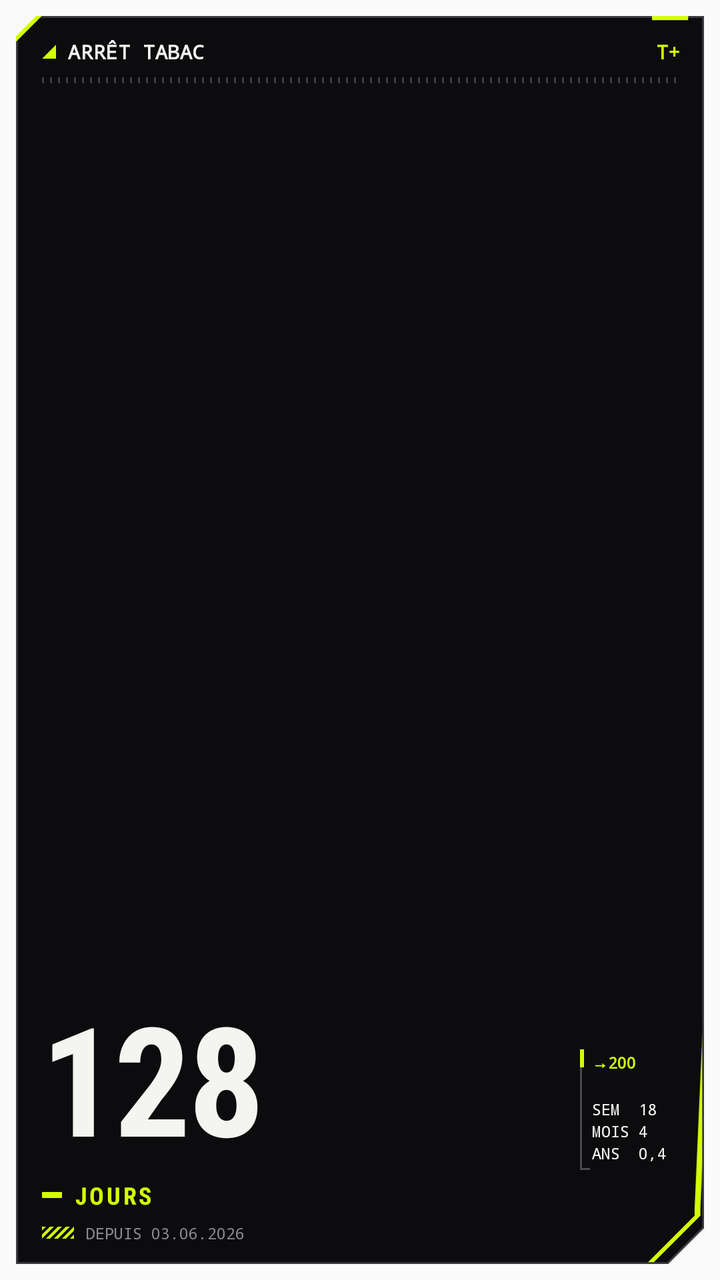
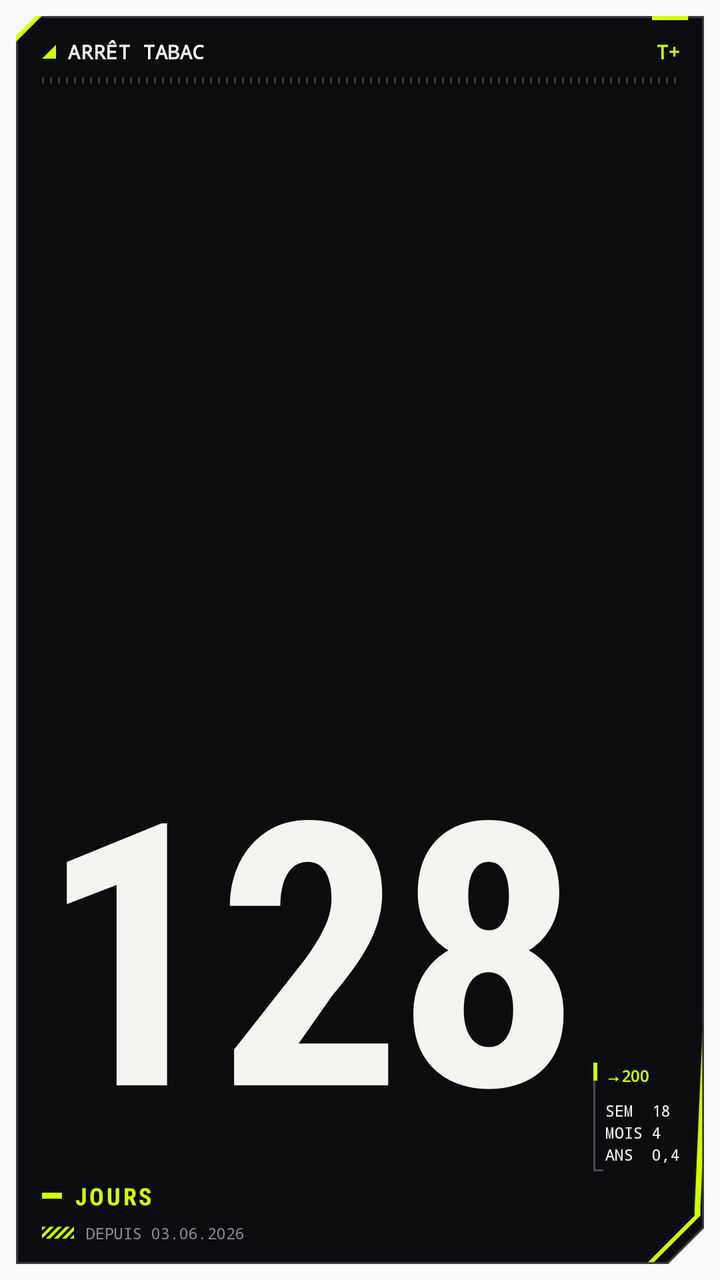

Screens rendered from an Android XML layout before and after an edit, with the pre-edit source and the edit as a unified diff.
<!-- AndroidManifest.xml: application theme AppTheme -->
<!-- res/layout/widget_vectorheart.xml -->
<?xml version="1.0" encoding="utf-8"?>
<FrameLayout xmlns:android="http://schemas.android.com/apk/res/android"
    android:id="@+id/widget_root"
    android:layout_width="match_parent"
    android:layout_height="match_parent"
    android:padding="@dimen/vh_safe_inset">

    
    <LinearLayout
        android:id="@+id/card_body"
        android:layout_width="match_parent"
        android:layout_height="match_parent"
        android:background="@drawable/vh_bg"
        android:orientation="horizontal"
        android:paddingStart="13dp"
        android:paddingTop="11dp"
        android:paddingEnd="12dp"
        android:paddingBottom="10dp">

    <FrameLayout
        android:id="@+id/rail_prev"
        android:layout_width="@dimen/rail_width"
        android:layout_height="match_parent"
        android:contentDescription="@string/arrow_prev"
        android:visibility="gone">

        <ImageView
            android:layout_width="wrap_content"
            android:layout_height="wrap_content"
            android:layout_gravity="center"
            android:importantForAccessibility="no"
            android:src="@drawable/vh_rail_prev" />
    </FrameLayout>

    <LinearLayout
        android:layout_width="0dp"
        android:layout_height="match_parent"
        android:layout_weight="1"
        android:orientation="vertical">

        
        <LinearLayout
            android:layout_width="match_parent"
            android:layout_height="wrap_content"
            android:gravity="center_vertical"
            android:orientation="horizontal">

            <ImageView
                android:layout_width="7dp"
                android:layout_height="7dp"
                android:layout_marginEnd="6dp"
                android:importantForAccessibility="no"
                android:src="@drawable/vh_triangle" />

            <TextView
                android:id="@+id/vh_label"
                android:layout_width="0dp"
                android:layout_height="wrap_content"
                android:layout_weight="1"
                android:ellipsize="end"
                android:fontFamily="monospace"
                android:letterSpacing="0.02"
                android:maxLines="1"
                android:text="ARRÊT TABAC"
                android:textColor="@color/vh_text"
                android:textSize="10sp"
                android:textStyle="bold" />

            <TextView
                android:id="@+id/vh_page"
                android:layout_width="wrap_content"
                android:layout_height="wrap_content"
                android:layout_marginStart="4dp"
                android:fontFamily="monospace"
                android:maxLines="1"
                android:text="02/05"
                android:textColor="@color/vh_text_dim"
                android:textSize="8sp"
                android:visibility="gone" />

            <TextView
                android:id="@+id/vh_sign"
                android:layout_width="wrap_content"
                android:layout_height="wrap_content"
                android:layout_marginStart="6dp"
                android:fontFamily="monospace"
                android:maxLines="1"
                android:text="T+"
                android:textColor="@color/vh_accent"
                android:textSize="10sp"
                android:textStyle="bold" />
        </LinearLayout>

        
        <FrameLayout
            android:id="@+id/vh_ruler"
            android:layout_width="match_parent"
            android:layout_height="3dp"
            android:layout_marginTop="6dp"
            android:background="@drawable/vh_ruler" />

        
        <LinearLayout
            android:layout_width="match_parent"
            android:layout_height="0dp"
            android:layout_weight="1"
            android:orientation="horizontal">

            <TextView
                android:id="@+id/days_number"
                android:layout_width="0dp"
                android:layout_height="match_parent"
                android:layout_weight="1"
                android:autoSizeMaxTextSize="76sp"
                android:autoSizeMinTextSize="20sp"
                android:autoSizeStepGranularity="2sp"
                android:autoSizeTextType="uniform"
                android:fontFamily="sans-serif-condensed"
                android:gravity="bottom|start"
                android:includeFontPadding="false"
                android:letterSpacing="-0.02"
                android:maxLines="1"
                android:text="128"
                android:textColor="@color/vh_text"
                android:textStyle="bold" />

            <LinearLayout
                android:id="@+id/vh_panel"
                android:layout_width="wrap_content"
                android:layout_height="wrap_content"
                android:layout_gravity="bottom"
                android:layout_marginStart="6dp"
                android:layout_marginBottom="2dp"
                android:background="@drawable/vh_panel_bracket"
                android:orientation="vertical"
                android:paddingStart="6dp"
                android:paddingTop="1dp"
                android:paddingBottom="3dp">

                <TextView
                    android:id="@+id/vh_next"
                    android:layout_width="wrap_content"
                    android:layout_height="wrap_content"
                    android:fontFamily="monospace"
                    android:maxLines="1"
                    android:text="→200"
                    android:textColor="@color/vh_accent"
                    android:textSize="8sp"
                    android:textStyle="bold" />

                <ImageView
                    android:id="@+id/vh_gauge"
                    android:layout_width="@dimen/vh_gauge_width"
                    android:layout_height="@dimen/vh_gauge_height"
                    android:layout_marginTop="2dp"
                    android:layout_marginBottom="4dp"
                    android:importantForAccessibility="no"
                    android:scaleType="fitXY" />

                <TextView
                    android:id="@+id/vh_weeks"
                    android:layout_width="wrap_content"
                    android:layout_height="wrap_content"
                    android:fontFamily="monospace"
                    android:maxLines="1"
                    android:text="SEM  18"
                    android:textColor="@color/vh_text"
                    android:textSize="8sp" />

                <TextView
                    android:id="@+id/vh_months"
                    android:layout_width="wrap_content"
                    android:layout_height="wrap_content"
                    android:fontFamily="monospace"
                    android:maxLines="1"
                    android:text="MOIS 4"
                    android:textColor="@color/vh_text"
                    android:textSize="8sp" />

                <TextView
                    android:id="@+id/vh_years"
                    android:layout_width="wrap_content"
                    android:layout_height="wrap_content"
                    android:fontFamily="monospace"
                    android:maxLines="1"
                    android:text="ANS  0,4"
                    android:textColor="@color/vh_text"
                    android:textSize="8sp" />
            </LinearLayout>
        </LinearLayout>

        
        <LinearLayout
            android:layout_width="match_parent"
            android:layout_height="wrap_content"
            android:layout_marginTop="2dp"
            android:gravity="center_vertical"
            android:orientation="horizontal">

            <FrameLayout
                android:layout_width="10dp"
                android:layout_height="3dp"
                android:layout_marginEnd="6dp"
                android:background="@color/vh_accent" />

            <TextView
                android:id="@+id/days_unit"
                android:layout_width="0dp"
                android:layout_height="17dp"
                android:layout_weight="1"
                android:autoSizeMaxTextSize="12sp"
                android:autoSizeMinTextSize="8sp"
                android:autoSizeStepGranularity="0.5sp"
                android:autoSizeTextType="uniform"
                android:fontFamily="sans-serif-condensed"
                android:gravity="center_vertical"
                android:letterSpacing="0.1"
                android:maxLines="1"
                android:text="JOURS"
                android:textColor="@color/vh_accent"
                android:textSize="12sp"
                android:textStyle="bold" />
        </LinearLayout>

        
        <LinearLayout
            android:id="@+id/vh_footer"
            android:layout_width="match_parent"
            android:layout_height="wrap_content"
            android:layout_marginTop="5dp"
            android:gravity="center_vertical"
            android:orientation="horizontal">

            <FrameLayout
                android:layout_width="16dp"
                android:layout_height="6dp"
                android:layout_marginEnd="6dp"
                android:background="@drawable/vh_stripes" />

            <TextView
                android:id="@+id/days_since"
                android:layout_width="0dp"
                android:layout_height="wrap_content"
                android:layout_marginEnd="8dp"
                android:layout_weight="1"
                android:ellipsize="end"
                android:fontFamily="monospace"
                android:maxLines="1"
                android:text="DEPUIS 03.06.2026"
                android:textColor="@color/vh_text_dim"
                android:textSize="8sp" />
        </LinearLayout>
    </LinearLayout>

    <FrameLayout
        android:id="@+id/rail_next"
        android:layout_width="@dimen/rail_width"
        android:layout_height="match_parent"
        android:contentDescription="@string/arrow_next"
        android:visibility="gone">

        <ImageView
            android:layout_width="wrap_content"
            android:layout_height="wrap_content"
            android:layout_gravity="center"
            android:importantForAccessibility="no"
            android:src="@drawable/vh_rail_next" />
    </FrameLayout>
    </LinearLayout>
</FrameLayout>
<!-- resources referenced by this layout -->
<resources>
  <color name="vh_accent">#D4FF00</color>
  <color name="vh_text">#F4F4F0</color>
  <color name="vh_text_dim">#8A8A92</color>
  <dimen name="rail_width">18dp</dimen>
  <dimen name="vh_gauge_height">6dp</dimen>
  <dimen name="vh_gauge_width">44dp</dimen>
  <dimen name="vh_safe_inset">8dp</dimen>
  <!-- drawable vh_panel_bracket (drawable) -->
  <?xml version="1.0" encoding="utf-8"?>
  <layer-list xmlns:android="http://schemas.android.com/apk/res/android">
      <item
          android:width="1dp"
          android:gravity="start|fill_vertical">
          <color android:color="@color/vh_line" />
      </item>
      <item
          android:width="2dp"
          android:height="9dp"
          android:gravity="start|top">
          <color android:color="@color/vh_accent" />
      </item>
      <item
          android:width="5dp"
          android:height="1dp"
          android:gravity="start|bottom">
          <color android:color="@color/vh_line" />
      </item>
  </layer-list>
  <!-- drawable vh_rail_prev (drawable) -->
  <?xml version="1.0" encoding="utf-8"?>
  <vector xmlns:android="http://schemas.android.com/apk/res/android"
      android:width="12dp"
      android:height="44dp"
      android:viewportWidth="12"
      android:viewportHeight="44">
      <path
          android:fillColor="#00000000"
          android:pathData="M6,1 L6,11 M6,33 L6,43"
          android:strokeColor="@color/vh_line"
          android:strokeWidth="1" />
      <path
          android:fillColor="@color/vh_line"
          android:pathData="M4.5,13 h3 v1.5 h-3 Z M4.5,29.5 h3 v1.5 h-3 Z" />
      <path
          android:fillColor="#00000000"
          android:pathData="M8.5,17.5 L4,22 L8.5,26.5"
          android:strokeColor="@color/vh_accent"
          android:strokeLineCap="square"
          android:strokeLineJoin="miter"
          android:strokeWidth="2.2" />
  </vector>
  <!-- drawable vh_ruler (drawable) -->
  <?xml version="1.0" encoding="utf-8"?>
  <bitmap xmlns:android="http://schemas.android.com/apk/res/android"
      android:src="@drawable/vh_ruler_tile"
      android:tileMode="repeat" />
  <!-- drawable vh_stripes (drawable) -->
  <?xml version="1.0" encoding="utf-8"?>
  <bitmap xmlns:android="http://schemas.android.com/apk/res/android"
      android:src="@drawable/vh_stripe_tile"
      android:tileMode="repeat" />
  <!-- drawable vh_triangle (drawable) -->
  <?xml version="1.0" encoding="utf-8"?>
  <vector xmlns:android="http://schemas.android.com/apk/res/android"
      android:width="8dp"
      android:height="8dp"
      android:viewportWidth="8"
      android:viewportHeight="8">
      <path
          android:fillColor="@color/vh_accent"
          android:pathData="M8,0 L8,8 L0,8 Z" />
  </vector>
  <string name="arrow_next">Date suivante</string>
  <string name="arrow_prev">Date précédente</string>
  <style name="AppTheme" parent="android:Theme.Material.Light.NoActionBar">
          <item name="android:colorAccent">@color/brand</item>
          <item name="android:colorPrimary">@color/ic_launcher_bg</item>
          <item name="android:statusBarColor">@android:color/transparent</item>
          <item name="android:windowLightStatusBar">true</item>
      </style>
  <color name="vh_line">#4A4A52</color>
  <color name="brand">#FFB74D</color>
  <color name="ic_launcher_bg">#1E1E24</color>
  <!-- unchanged entries left out for length: 4 -->
</resources>

<!-- the commit's change to res/layout/widget_vectorheart.xml (unified diff, before → after) -->
@@ -19,16 +19,18 @@
 
     <FrameLayout
         android:id="@+id/rail_prev"
-        android:layout_width="@dimen/rail_width"
+        android:layout_width="wrap_content"
         android:layout_height="match_parent"
         android:contentDescription="@string/arrow_prev"
         android:visibility="gone">
 
         <ImageView
+            android:id="@+id/rail_prev_icon"
             android:layout_width="wrap_content"
             android:layout_height="wrap_content"
             android:layout_gravity="center"
             android:importantForAccessibility="no"
+            android:paddingHorizontal="3dp"
             android:src="@drawable/vh_rail_prev" />
     </FrameLayout>
 
@@ -111,7 +113,7 @@
                 android:layout_width="0dp"
                 android:layout_height="match_parent"
                 android:layout_weight="1"
-                android:autoSizeMaxTextSize="76sp"
+                android:autoSizeMaxTextSize="320sp"
                 android:autoSizeMinTextSize="20sp"
                 android:autoSizeStepGranularity="2sp"
                 android:autoSizeTextType="uniform"
@@ -150,12 +152,11 @@
 
                 <ImageView
                     android:id="@+id/vh_gauge"
-                    android:layout_width="@dimen/vh_gauge_width"
-                    android:layout_height="@dimen/vh_gauge_height"
+                    android:layout_width="wrap_content"
+                    android:layout_height="wrap_content"
                     android:layout_marginTop="2dp"
                     android:layout_marginBottom="4dp"
-                    android:importantForAccessibility="no"
-                    android:scaleType="fitXY" />
+                    android:importantForAccessibility="no" />
 
                 <TextView
                     android:id="@+id/vh_weeks"
@@ -206,12 +207,9 @@
             <TextView
                 android:id="@+id/days_unit"
                 android:layout_width="0dp"
-                android:layout_height="17dp"
-                android:layout_weight="1"
-                android:autoSizeMaxTextSize="12sp"
-                android:autoSizeMinTextSize="8sp"
-                android:autoSizeStepGranularity="0.5sp"
-                android:autoSizeTextType="uniform"
+                android:layout_height="wrap_content"
+                android:layout_weight="1"
+                android:ellipsize="end"
                 android:fontFamily="sans-serif-condensed"
                 android:gravity="center_vertical"
                 android:letterSpacing="0.1"
@@ -254,16 +252,18 @@
 
     <FrameLayout
         android:id="@+id/rail_next"
-        android:layout_width="@dimen/rail_width"
+        android:layout_width="wrap_content"
         android:layout_height="match_parent"
         android:contentDescription="@string/arrow_next"
         android:visibility="gone">
 
         <ImageView
+            android:id="@+id/rail_next_icon"
             android:layout_width="wrap_content"
             android:layout_height="wrap_content"
             android:layout_gravity="center"
             android:importantForAccessibility="no"
+            android:paddingHorizontal="3dp"
             android:src="@drawable/vh_rail_next" />
     </FrameLayout>
     </LinearLayout>
<!-- resource entries referenced after the edit -->
@@ -3,9 +3,6 @@
   <color name="vh_accent">#D4FF00</color>
   <color name="vh_text">#F4F4F0</color>
   <color name="vh_text_dim">#8A8A92</color>
-  <dimen name="rail_width">18dp</dimen>
-  <dimen name="vh_gauge_height">6dp</dimen>
-  <dimen name="vh_gauge_width">44dp</dimen>
   <dimen name="vh_safe_inset">8dp</dimen>
   <!-- drawable vh_panel_bracket (drawable) -->
   <?xml version="1.0" encoding="utf-8"?>
